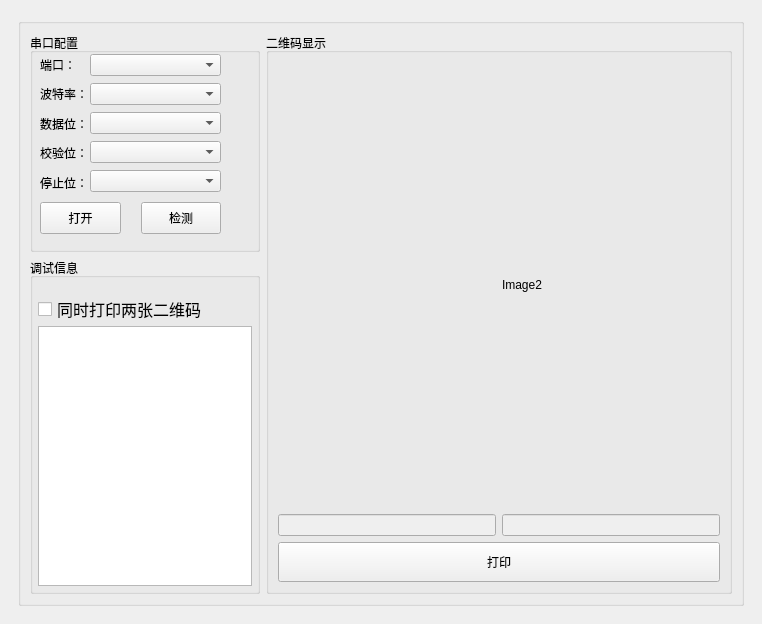
lingyi1105/sscom, file QT5.4xiaoming/serial_qrencode/serial_qrencode/mainwindow.ui: the form before one commit.
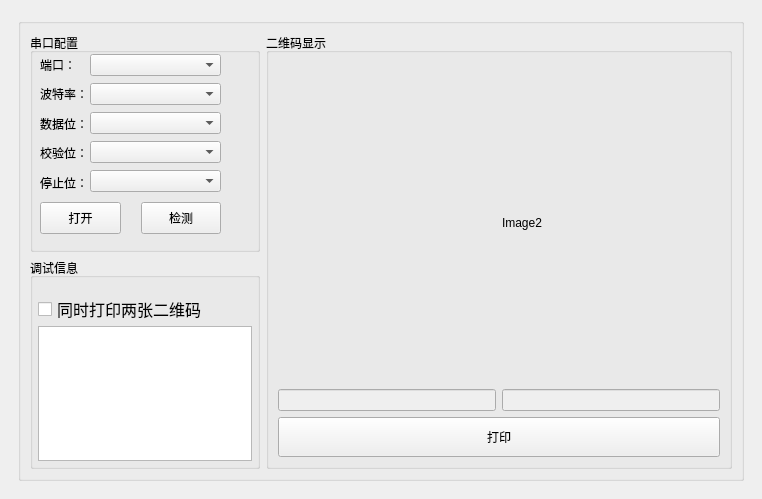
The form after the commit.

Commit message: [问题描述]:重新设置字体大小 [评审人]:韦启发 	modified:   QT5.4xiaoming/serial_qrencode/build-serial_qrencode-Qt5_4_1Static-Release/bin/Serial_qrencode.exe 	modified:   QT5.4xiaoming/serial_qrencode/build-serial_qrencode-Qt5_4_1Static-Release/bin/macAdress.txt 	modified:   QT5.4xiaoming/serial_qrencode/build-serial_qrencode-Qt5_4_1Static-Release/temp/ui/ui_mainwindow.h 	modified:   QT5.4xiaoming/serial_qrencode/serial_qrencode/mainwindow.cpp 	modified:   QT5.4xiaoming/serial_qrencode/serial_qrencode/mainwindow.h 	modified:   QT5.4xiaoming/serial_qrencode/serial_qrencode/mainwindow.ui

Patch:
```diff
--- a/QT5.4xiaoming/serial_qrencode/serial_qrencode/mainwindow.ui
+++ b/QT5.4xiaoming/serial_qrencode/serial_qrencode/mainwindow.ui
@@ -7,7 +7,7 @@
     <x>0</x>
     <y>0</y>
     <width>762</width>
-    <height>624</height>
+    <height>499</height>
    </rect>
   </property>
   <property name="sizePolicy">
```
The commit also changes 5 other files.
